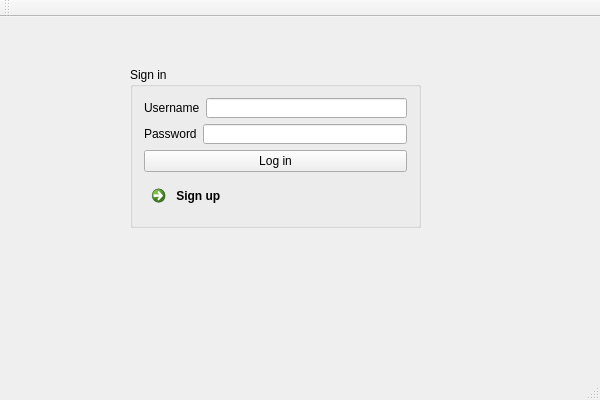
Old version of the form SkribblFakeClient/SkribblFakeClient.ui in the repository raulbucur01/EchipaTeam_MC.
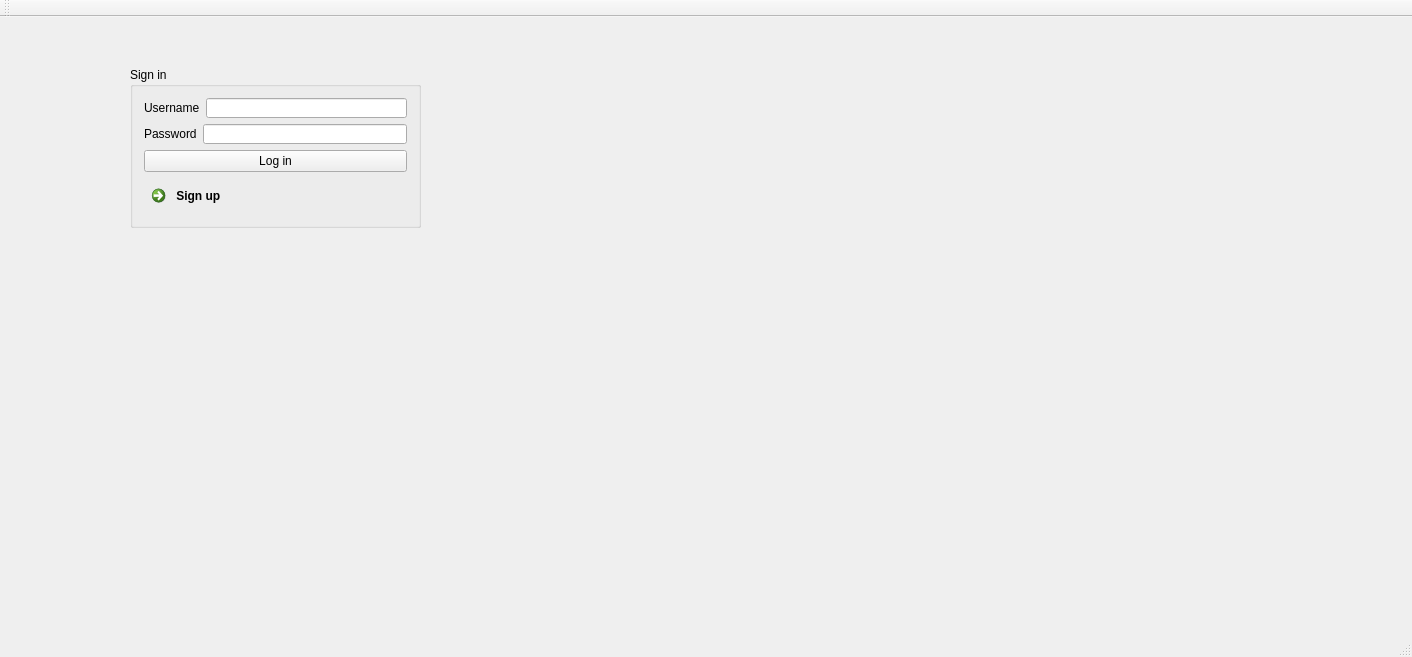
New version of the form.

What changed in the file:
```diff
--- a/SkribblFakeClient/SkribblFakeClient.ui
+++ b/SkribblFakeClient/SkribblFakeClient.ui
@@ -6,8 +6,8 @@
    <rect>
     <x>0</x>
     <y>0</y>
-    <width>600</width>
-    <height>400</height>
+    <width>1412</width>
+    <height>657</height>
    </rect>
   </property>
   <property name="windowTitle">
```
Left out of the diff: 2 changed lines with no effect on the pictures.
